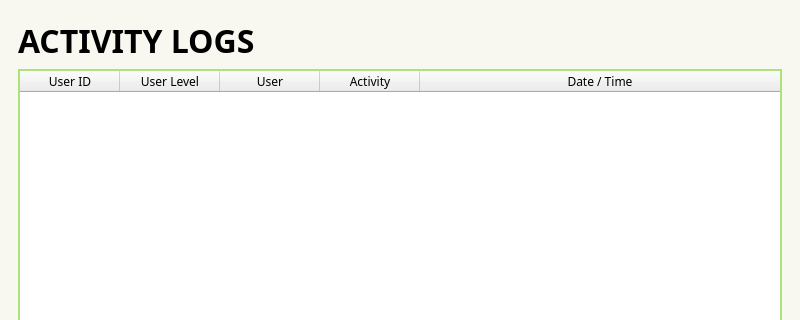
First picture: the form in Screens/MainMenuScreens/Security/User_Logs.ui, repository Bideiro/Ranil_project_py, before the edit; both pictures show x 0 to 800 and y 0 to 320 of the 800 by 600 pixel window.
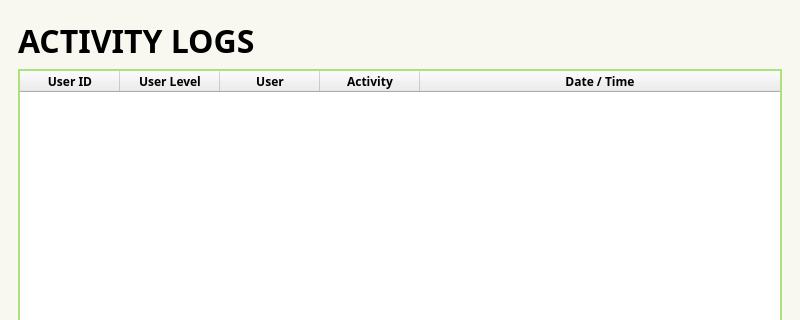
Second picture: the form after the edit.

Patch:
```diff
--- a/Screens/MainMenuScreens/Security/User_Logs.ui
+++ b/Screens/MainMenuScreens/Security/User_Logs.ui
@@ -48,6 +48,18 @@
            <family>DM Sans</family>
           </font>
          </property>
+         <property name="sizeAdjustPolicy">
+          <enum>QAbstractScrollArea::AdjustToContents</enum>
+         </property>
+         <property name="alternatingRowColors">
+          <bool>true</bool>
+         </property>
+         <property name="selectionBehavior">
+          <enum>QAbstractItemView::SelectRows</enum>
+         </property>
+         <property name="sortingEnabled">
+          <bool>true</bool>
+         </property>
          <attribute name="horizontalHeaderCascadingSectionResizes">
           <bool>true</bool>
          </attribute>
@@ -67,6 +79,7 @@
           <property name="font">
            <font>
             <family>DM Sans</family>
+            <bold>true</bold>
            </font>
           </property>
          </column>
@@ -77,6 +90,7 @@
           <property name="font">
            <font>
             <family>DM Sans</family>
+            <bold>true</bold>
            </font>
           </property>
          </column>
@@ -87,6 +101,7 @@
           <property name="font">
            <font>
             <family>DM Sans</family>
+            <bold>true</bold>
            </font>
           </property>
          </column>
@@ -97,6 +112,7 @@
           <property name="font">
            <font>
             <family>DM Sans</family>
+            <bold>true</bold>
            </font>
           </property>
          </column>
@@ -107,6 +123,7 @@
           <property name="font">
            <font>
             <family>DM Sans</family>
+            <bold>true</bold>
            </font>
           </property>
          </column>
```
Left out of the diff: 1 changed line with no effect on the pictures.
